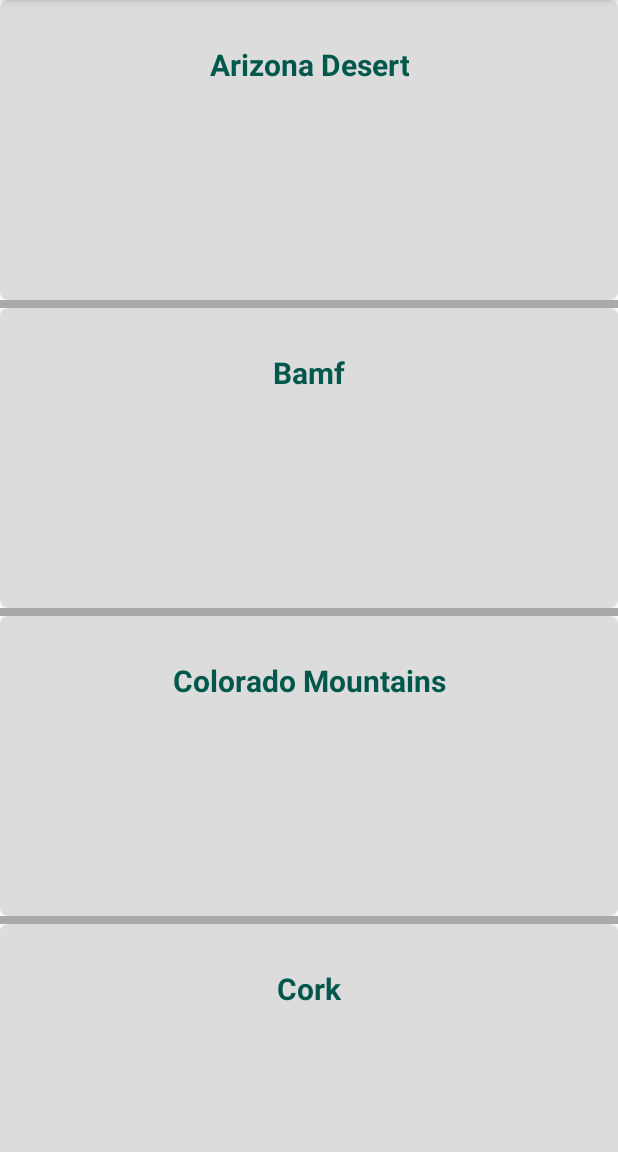
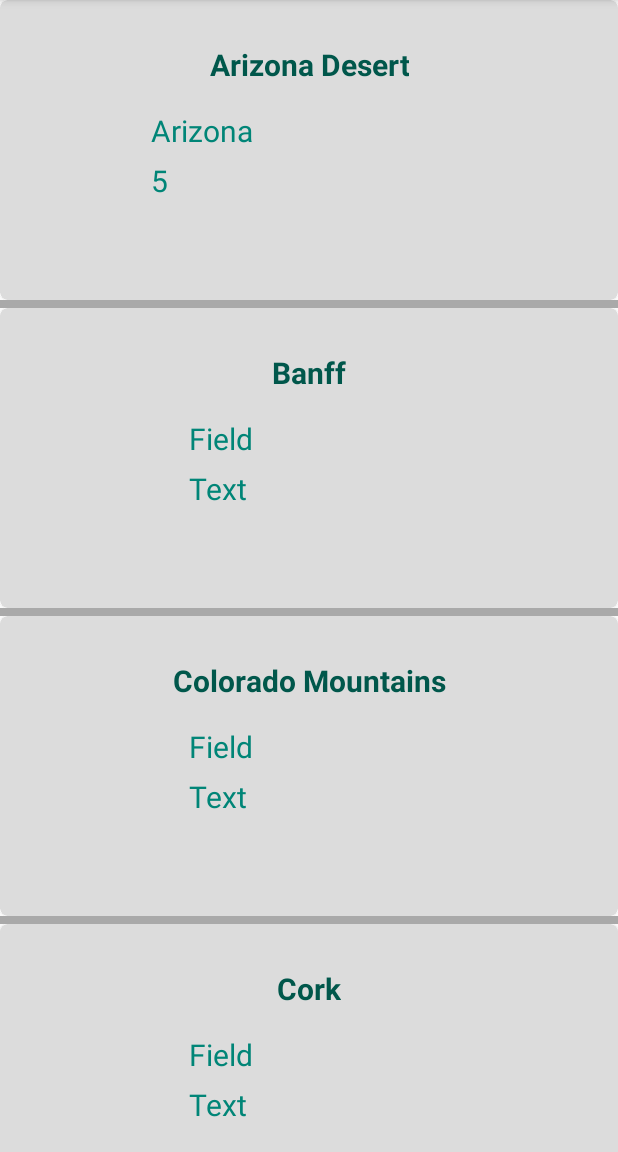
Before and after one commit to alexstarr8155/LineFinder, an Android app: the screen it shows after launch (MainActivity), on a phone screen of 412 x 824 dp, the part 84-1236 px from its top. Run offline under Robolectric (Android 15) with nearby library versions, the phone set to English and light mode, and no system bars; libraries missing offline, so code that uses them is left out: com.nostra13.universalimageloader; 6 statements that could not run were skipped.

Commit message:
Added more changes to the layout of the cardview

```diff
--- a/app/src/main/java/com/example/lineapp/Card.java
+++ b/app/src/main/java/com/example/lineapp/Card.java
@@ -5,9 +5,31 @@ public class Card {
     private String imgURL;
     private String title;
 
+    private String field1;
+    private String field2;
+
     public Card(String imgURL, String title) {
         this.imgURL = imgURL;
         this.title = title;
+        this.field1 = "Field";
+        this.field2 = "Text";
+    }
+
+    public String getField1() {
+        return field1;
+    }
+
+    public String getField2() {
+        return field2;
+    }
+
+    public Card(String imgURL, String title, String field1, String field2){
+
+        this.imgURL = imgURL;
+        this.title = title;
+        this.field1 = field1;
+        this.field2 = field2;
+
     }
 
     public String getImgURL() {
--- a/app/src/main/java/com/example/lineapp/CustomListAdapter.java
+++ b/app/src/main/java/com/example/lineapp/CustomListAdapter.java
@@ -19,6 +19,8 @@ import com.nostra13.universalimageloader.core.ImageLoaderConfiguration;
 import com.nostra13.universalimageloader.core.assist.ImageScaleType;
 import com.nostra13.universalimageloader.core.display.FadeInBitmapDisplayer;
 
+import org.w3c.dom.Text;
+
 import java.util.ArrayList;
 
 public class CustomListAdapter extends ArrayAdapter<Card> {
@@ -35,6 +37,8 @@ public class CustomListAdapter extends ArrayAdapter<Card> {
     private static class ViewHolder {
         TextView title;
         ImageView image;
+        TextView field1;
+        TextView field2;
     }
 
     /**
@@ -59,6 +63,8 @@ public class CustomListAdapter extends ArrayAdapter<Card> {
         //get the Card information
         String title = getItem(position).getTitle();
         String imgUrl = getItem(position).getImgURL();
+        String field1 = getItem(position).getField1();
+        String field2 = getItem(position).getField2();
 
         //create the view result for showing the animation
         final View result;
@@ -70,9 +76,12 @@ public class CustomListAdapter extends ArrayAdapter<Card> {
         if(convertView == null){
             LayoutInflater inflater = LayoutInflater.from(mContext);
             convertView = inflater.inflate(mResource, parent, false);
-            holder= new ViewHolder();
+            holder = new ViewHolder();
             holder.title = (TextView) convertView.findViewById(R.id.cardTitle);
             holder.image = (ImageView) convertView.findViewById(R.id.cardImage);
+
+            holder.field1 = (TextView) convertView.findViewById(R.id.field1);
+            holder.field2 = (TextView) convertView.findViewById(R.id.field2);
 
             result = convertView;
 
@@ -90,6 +99,8 @@ public class CustomListAdapter extends ArrayAdapter<Card> {
         lastPosition = position;
 
         holder.title.setText(title);
+        holder.field1.setText(field1);
+        holder.field2.setText(field2);
 
         //create the imageloader object
         ImageLoader imageLoader = ImageLoader.getInstance();
--- a/app/src/main/java/com/example/lineapp/MainActivity.java
+++ b/app/src/main/java/com/example/lineapp/MainActivity.java
@@ -25,12 +25,12 @@ public class MainActivity extends AppCompatActivity {
         mListView = (ListView) findViewById(R.id.listView);
 
         ArrayList<Card> list = new ArrayList<>();
-        list.add(new Card("@drawable/arizona_dessert", "Arizona Desert"));
-        list.add(new Card("drawable://" + R.drawable.bamf1, "Bamf"));
+        list.add(new Card("@drawable/arizona_desert", "Arizona Desert", "Arizona", "5"));
+        list.add(new Card("drawable://" + R.drawable.bamf1, "Banff"));
         list.add(new Card("drawable://" + R.drawable.colorado_mountains, "Colorado Mountains"));
         list.add(new Card("drawable://" + R.drawable.cork, "Cork"));
         list.add(new Card("drawable://" + R.drawable.davenport_california, "DavenPort California"));
-        list.add(new Card("drawable://" + R.drawable.denmark_austrailia, "Denmark Austrailia"));
+        list.add(new Card("drawable://" + R.drawable.denmark_austrailia, "Denmark Australia"));
         list.add(new Card("drawable://" + R.drawable.foggy_iceland, "Foggy Iceland"));
         list.add(new Card("drawable://" + R.drawable.havasu_falls, "Havasu Falls"));
         list.add(new Card("drawable://" + R.drawable.hawaii_rainforest, "Hawaii RainForest"));
--- a/app/src/main/res/anim/load_down_anim.xml
+++ b/app/src/main/res/anim/load_down_anim.xml
@@ -3,6 +3,6 @@
     android:shareInterpolator="@android:anim/decelerate_interpolator">
     <translate
         android:fromXDelta="0%" android:toXDelta="0%"
-        android:fromYDelta="-20%" android:toYDelta="0%"
+        android:fromYDelta="-15%" android:toYDelta="0%"
         android:duration="400" />
 </set>
--- a/app/src/main/res/anim/load_up_anim.xml
+++ b/app/src/main/res/anim/load_up_anim.xml
@@ -4,6 +4,6 @@
     android:shareInterpolator="@android:anim/decelerate_interpolator">
     <translate
         android:fromXDelta="0%" android:toXDelta="0%"
-        android:fromYDelta="20%" android:toYDelta="0%"
+        android:fromYDelta="15%" android:toYDelta="0%"
         android:duration="400" />
 </set>
--- a/app/src/main/res/layout/activity_main.xml
+++ b/app/src/main/res/layout/activity_main.xml
@@ -28,12 +28,11 @@
                 android:layout_width="125dp"
                 android:layout_height="100dp"
                 android:layout_marginEnd="24dp"
-                android:layout_marginRight="24dp"
                 android:scaleType="fitXY"
                 app:layout_constraintBottom_toBottomOf="parent"
                 app:layout_constraintEnd_toEndOf="parent"
                 app:layout_constraintTop_toBottomOf="@+id/cardTitle"
-                app:layout_constraintVertical_bias="0.363">
+                app:layout_constraintVertical_bias="0.204">
 
             </ImageView>
 
@@ -53,6 +52,36 @@
 
             </TextView>
 
+            <TextView
+                android:id="@+id/field1"
+                android:layout_width="wrap_content"
+                android:layout_height="25dp"
+                android:layout_marginEnd="84dp"
+                android:text="Field One"
+                android:textColor="@color/colorPrimary"
+                android:textSize="20sp"
+                app:layout_constraintBottom_toBottomOf="parent"
+                app:layout_constraintEnd_toStartOf="@+id/cardImage"
+                app:layout_constraintLeft_toLeftOf="parent"
+                app:layout_constraintTop_toTopOf="@+id/cardImage"
+                app:layout_constraintVertical_bias="0.072" />
+
+            <TextView
+                android:id="@+id/field2"
+                android:layout_width="wrap_content"
+                android:layout_height="25dp"
+                android:layout_marginEnd="92dp"
+                android:text="Field Two"
+                android:textColor="@color/colorPrimary"
+                android:textSize="20sp"
+                app:layout_constraintBottom_toBottomOf="parent"
+                app:layout_constraintEnd_toStartOf="@+id/cardImage"
+                app:layout_constraintHorizontal_bias="0.0"
+                app:layout_constraintLeft_toLeftOf="@id/field1"
+                app:layout_constraintStart_toStartOf="@+id/field1"
+                app:layout_constraintTop_toBottomOf="@+id/field1"
+                app:layout_constraintVertical_bias="0.101" />
+
 
         </androidx.constraintlayout.widget.ConstraintLayout>
 
--- a/app/src/main/res/values/colors.xml
+++ b/app/src/main/res/values/colors.xml
@@ -5,4 +5,5 @@
     <color name="colorAccent">#D81B60</color>
     <color name="cardLightBackground">#DCDCDC</color>
     <color name="listviewBackground">#A9A9A9</color>
+    <color name="black">#000000</color>
 </resources>
```
